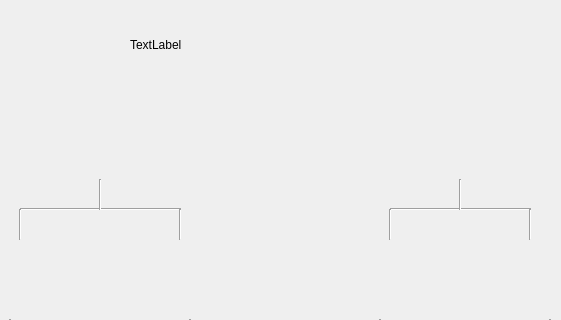
Old version of the form gui/TorneoWidget.ui in the repository AngOm06/DB-Tournament; both pictures show x 119 to 680 and y 0 to 320 of the 824 by 579 pixel window.
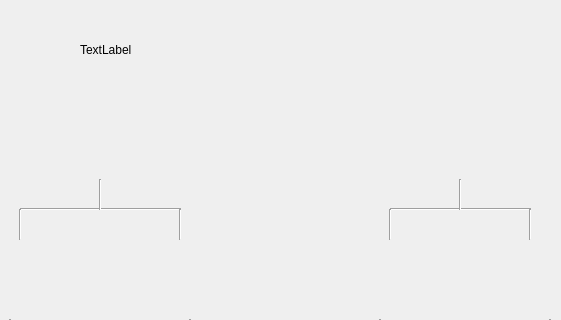
New version of the form.

```diff
--- a/gui/TorneoWidget.ui
+++ b/gui/TorneoWidget.ui
@@ -26,10 +26,10 @@
     <widget class="QLabel" name="labelFase">
      <property name="geometry">
       <rect>
-       <x>250</x>
-       <y>30</y>
-       <width>291</width>
-       <height>31</height>
+       <x>200</x>
+       <y>20</y>
+       <width>401</width>
+       <height>61</height>
       </rect>
      </property>
      <property name="text">
```
Left out of the diff: 14 changed lines with no effect on the pictures.
